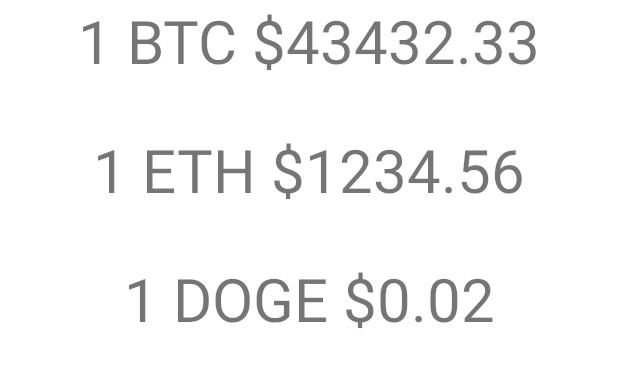
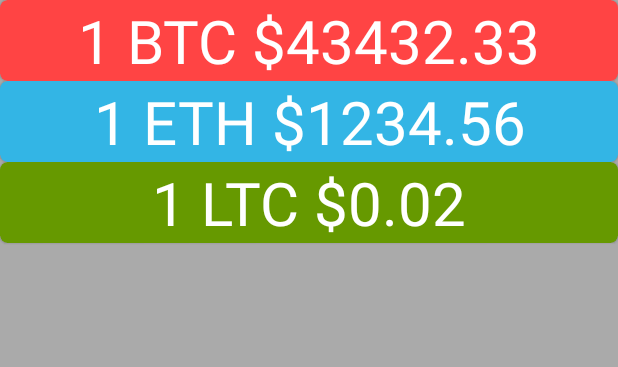
Before and after one commit to PopularPenguin/Coinbase-Demo, an Android app: the layout activity_main.xml on its own in the app's theme, with its tools: preview values and no code run, on a phone screen of 412 x 824 dp. Shown: the top 367 px of the screen. Run offline under Robolectric (Android 15) with nearby library versions, the phone set to English and light mode, and no system bars.

Commit message:
Add currency formatting - USD

```diff
--- a/src/main/java/com/popularpenguin/coinbase/MainActivity.kt
+++ b/src/main/java/com/popularpenguin/coinbase/MainActivity.kt
@@ -6,6 +6,7 @@ import androidx.appcompat.app.AppCompatActivity
 import androidx.lifecycle.lifecycleScope
 import com.popularpenguin.coinbase.databinding.ActivityMainBinding
 import com.popularpenguin.coinbase.repository.CoinTicker
+import com.popularpenguin.coinbase.util.Format
 import com.popularpenguin.coinbase.viewmodel.MainViewModel
 import com.popularpenguin.coinbase.viewmodel.MainViewModel.TickerUIState
 import dagger.hilt.android.AndroidEntryPoint
@@ -31,12 +32,12 @@ class MainActivity : AppCompatActivity() {
     override fun onStart() {
         super.onStart()
 
-        viewModel.start()
+        viewModel.connect()
         subscribeViews()
     }
 
     override fun onStop() {
-        viewModel.stop()
+        viewModel.disconnect()
         unsubscribeViews()
 
         super.onStop()
@@ -53,11 +54,15 @@ class MainActivity : AppCompatActivity() {
         }
     }
 
-    private fun showTickerData(ticker: CoinTicker?) {
-        when (ticker?.id) {
-            "BTC-USD" -> binding.btcPriceView.text = "1 BTC: $${ticker.price}"
-            "ETH-USD" -> binding.ethPriceView.text = "1 ETH: $${ticker.price}"
-            "LTC-USD" -> binding.ltcPriceView.text = "1 LTC: $${ticker.price}"
+    private fun showTickerData(coinTicker: CoinTicker?) {
+        coinTicker?.let { ticker ->
+            val formattedPrice = Format.formatUS(ticker.price)
+
+            when (ticker.id) {
+                "BTC-USD" -> binding.btcPriceView.text = "1 BTC: $formattedPrice"
+                "ETH-USD" -> binding.ethPriceView.text = "1 ETH: $formattedPrice"
+                "LTC-USD" -> binding.ltcPriceView.text = "1 LTC: $formattedPrice"
+            }
         }
     }
 
--- /dev/null
+++ b/src/main/java/com/popularpenguin/coinbase/util/Format.kt
@@ -0,0 +1,20 @@
+package com.popularpenguin.coinbase.util
+
+import java.text.NumberFormat
+import java.util.*
+
+object Format {
+    fun formatUS(price: String?): String {
+        price?.toDoubleOrNull()?.let { value ->
+            val format = NumberFormat.getCurrencyInstance().apply {
+                maximumFractionDigits = 2
+                minimumFractionDigits = 2
+                currency = Currency.getInstance("USD")
+            }
+
+            return format.format(value)
+        }
+
+        return "$0.00"
+    }
+}
--- a/src/main/java/com/popularpenguin/coinbase/viewmodel/MainViewModel.kt
+++ b/src/main/java/com/popularpenguin/coinbase/viewmodel/MainViewModel.kt
@@ -27,7 +27,7 @@ constructor(
     private val _uiState = MutableStateFlow(TickerUIState.Success(null))
     val uiState: StateFlow<TickerUIState> = _uiState
 
-    fun start() {
+    fun connect() {
         repository.connect()
         job = viewModelScope.launch {
             repository.getTicker().collect { ticker ->
@@ -36,7 +36,7 @@ constructor(
         }
     }
 
-    fun stop() {
+    fun disconnect() {
         job.cancel()
         repository.disconnect()
     }
--- a/src/main/res/layout/activity_main.xml
+++ b/src/main/res/layout/activity_main.xml
@@ -1,43 +1,72 @@
 <?xml version="1.0" encoding="utf-8"?>
-<androidx.constraintlayout.motion.widget.MotionLayout xmlns:android="http://schemas.android.com/apk/res/android"
+<androidx.constraintlayout.widget.ConstraintLayout xmlns:android="http://schemas.android.com/apk/res/android"
     xmlns:app="http://schemas.android.com/apk/res-auto"
     xmlns:tools="http://schemas.android.com/tools"
     android:layout_width="match_parent"
     android:layout_height="match_parent"
-    app:layoutDescription="@xml/motion"
+    android:background="@android:color/darker_gray"
     tools:context=".MainActivity">
 
-    <TextView
-        android:id="@+id/btcPriceView"
-        android:layout_width="wrap_content"
+    <androidx.cardview.widget.CardView
+        android:id="@+id/btcCardView"
+        android:layout_width="match_parent"
         android:layout_height="wrap_content"
-        android:layout_marginTop="32dp"
-        android:textSize="40sp"
-        tools:text="1 BTC $43432.33"
+        app:cardBackgroundColor="@android:color/holo_red_light"
+        app:cardCornerRadius="5dp"
+        app:cardElevation="1dp"
         app:layout_constraintLeft_toLeftOf="parent"
         app:layout_constraintRight_toRightOf="parent"
-        app:layout_constraintTop_toTopOf="parent" />
+        app:layout_constraintTop_toTopOf="parent">
+        <TextView
+            android:id="@+id/btcPriceView"
+            android:layout_width="match_parent"
+            android:layout_height="match_parent"
+            android:gravity="center"
+            android:textColor="@color/white"
+            android:textSize="40sp"
+            tools:text="1 BTC $43432.33"/>
+    </androidx.cardview.widget.CardView>
 
-    <TextView
-        android:id="@+id/ethPriceView"
-        android:layout_width="wrap_content"
+    <androidx.cardview.widget.CardView
+        android:id="@+id/ethCardView"
+        android:layout_width="match_parent"
         android:layout_height="wrap_content"
-        android:layout_marginTop="32dp"
-        android:textSize="40sp"
-        tools:text="1 ETH $1234.56"
+        app:cardBackgroundColor="@android:color/holo_blue_light"
+        app:cardCornerRadius="5dp"
+        app:cardElevation="1dp"
         app:layout_constraintLeft_toLeftOf="parent"
         app:layout_constraintRight_toRightOf="parent"
-        app:layout_constraintTop_toBottomOf="@id/btcPriceView" />
+        app:layout_constraintTop_toBottomOf="@id/btcCardView">
+        <TextView
+            android:id="@+id/ethPriceView"
+            android:layout_width="match_parent"
+            android:layout_height="match_parent"
+            android:gravity="center"
+            android:textColor="@color/white"
+            android:textSize="40sp"
+            tools:text="1 ETH $1234.56" />
+    </androidx.cardview.widget.CardView>
 
-    <TextView
-        android:id="@+id/ltcPriceView"
-        android:layout_width="wrap_content"
+    <androidx.cardview.widget.CardView
+        android:id="@+id/ltcCardView"
+        android:layout_width="match_parent"
         android:layout_height="wrap_content"
-        android:layout_marginTop="32dp"
-        android:textSize="40sp"
-        tools:text="1 DOGE $0.02"
+        app:cardBackgroundColor="@android:color/holo_green_dark"
+        app:cardCornerRadius="5dp"
+        app:cardElevation="1dp"
         app:layout_constraintLeft_toLeftOf="parent"
         app:layout_constraintRight_toRightOf="parent"
-        app:layout_constraintTop_toBottomOf="@id/ethPriceView" />
+        app:layout_constraintTop_toBottomOf="@id/ethCardView" >
+        <TextView
+            android:id="@+id/ltcPriceView"
+            android:layout_width="match_parent"
+            android:layout_height="match_parent"
+            android:gravity="center"
+            android:textColor="@color/white"
+            android:textSize="40sp"
+            tools:text="1 LTC $0.02"
+            />
+    </androidx.cardview.widget.CardView>
 
-</androidx.constraintlayout.motion.widget.MotionLayout>
+
+</androidx.constraintlayout.widget.ConstraintLayout>
--- a/src/main/res/xml/motion.xml
+++ b/src/main/res/xml/motion.xml
@@ -1,70 +1,6 @@
 <?xml version="1.0" encoding="utf-8"?>
 <MotionScene xmlns:android="http://schemas.android.com/apk/res/android"
     xmlns:motion="http://schemas.android.com/apk/res-auto">
-
-    <Transition
-        motion:constraintSetStart="@+id/btcStart"
-        motion:constraintSetEnd="@+id/btcEnd"
-        motion:duration="1000">
-        <OnSwipe
-            motion:touchAnchorId="@+id/btcPriceView"
-            motion:touchAnchorSide="bottom"
-            motion:dragDirection="dragDown" />
-    </Transition>
-
-    <ConstraintSet android:id="@+id/btcStart">
-        <Constraint
-            android:id="@+id/btcPriceView"
-            android:layout_width="wrap_content"
-            android:layout_height="wrap_content"
-            android:layout_marginTop="8dp"
-            motion:layout_constraintStart_toStartOf="parent"
-            motion:layout_constraintEnd_toEndOf="parent"
-            motion:layout_constraintTop_toTopOf="@+id/parent" />
-    </ConstraintSet>
-
-    <ConstraintSet android:id="@+id/btcEnd">
-        <Constraint
-            android:id="@+id/btcPriceView"
-            android:layout_width="wrap_content"
-            android:layout_height="wrap_content"
-            android:layout_marginBottom="8dp"
-            motion:layout_constraintBottom_toBottomOf="parent"
-            motion:layout_constraintEnd_toEndOf="parent"
-            motion:layout_constraintStart_toStartOf="parent" />
-    </ConstraintSet>
-
-    <Transition
-        motion:constraintSetStart="@+id/ethStart"
-        motion:constraintSetEnd="@+id/ethEnd"
-        motion:duration="1000">
-        <OnSwipe
-            motion:touchAnchorId="@+id/ethPriceView"
-            motion:touchAnchorSide="bottom"
-            motion:dragDirection="dragDown" />
-    </Transition>
-
-    <ConstraintSet android:id="@+id/ethStart">
-        <Constraint
-            android:id="@+id/ethPriceView"
-            android:layout_width="wrap_content"
-            android:layout_height="wrap_content"
-            android:layout_marginTop="8dp"
-            motion:layout_constraintStart_toStartOf="parent"
-            motion:layout_constraintEnd_toEndOf="parent"
-            motion:layout_constraintTop_toBottomOf="@+id/btcPriceView" />
-    </ConstraintSet>
-
-    <ConstraintSet android:id="@+id/ethEnd">
-        <Constraint
-            android:id="@+id/ethPriceView"
-            android:layout_width="wrap_content"
-            android:layout_height="wrap_content"
-            android:layout_marginBottom="8dp"
-            motion:layout_constraintBottom_toBottomOf="parent"
-            motion:layout_constraintEnd_toEndOf="parent"
-            motion:layout_constraintStart_toStartOf="parent" />
-    </ConstraintSet>
 
     <Transition
         motion:constraintSetStart="@+id/ltcStart"
@@ -74,6 +10,14 @@
             motion:touchAnchorId="@+id/ltcPriceView"
             motion:touchAnchorSide="bottom"
             motion:dragDirection="dragDown" />
+        <KeyFrameSet>
+            <KeyAttribute
+                android:scaleX="0.75"
+                android:scaleY="0.75"
+                android:alpha="0.25"
+                motion:framePosition="100"
+                motion:motionTarget="@+id/ltcPriceView" />
+        </KeyFrameSet>
     </Transition>
 
     <ConstraintSet android:id="@+id/ltcStart">
```
